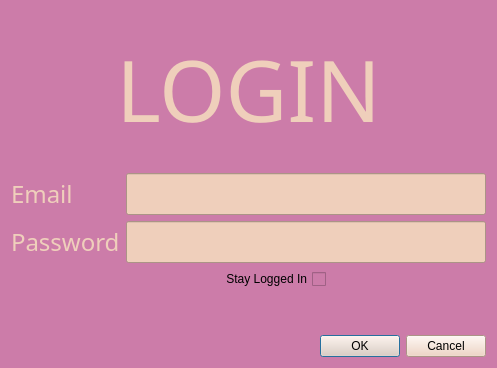
Qt form breadnbutter/gui/login.ui (jacksodl23/cs-205-pet-adoption) before a commit.
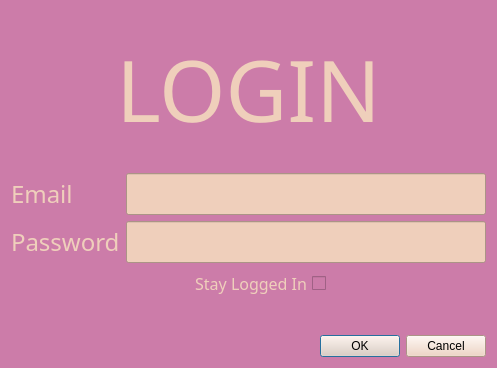
The same form after that commit.

Commit message: moving to local for adding widgets

Diff of the .ui file:
```diff
--- a/breadnbutter/gui/login.ui
+++ b/breadnbutter/gui/login.ui
@@ -14,7 +14,8 @@
    <string>Dialog</string>
   </property>
   <property name="styleSheet">
-   <string notr="true">background-color: rgb(204, 124, 169);</string>
+   <string notr="true">background-color: rgb(204, 124, 169);
+color: rgb(239, 207, 187);</string>
   </property>
   <layout class="QGridLayout" name="gridLayout">
    <item row="0" column="0">
@@ -109,6 +110,12 @@
          <height>16777215</height>
         </size>
        </property>
+       <property name="font">
+        <font>
+         <family>Dyuthi</family>
+         <pointsize>12</pointsize>
+        </font>
+       </property>
        <property name="layoutDirection">
         <enum>Qt::RightToLeft</enum>
        </property>
```
The commit also changes 6 other files.
